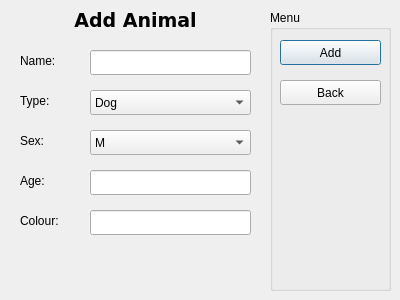
This is addanimal.ui in justinward3/COMP3004Project as Qt 5 draws it before an edit. The edited form follows.
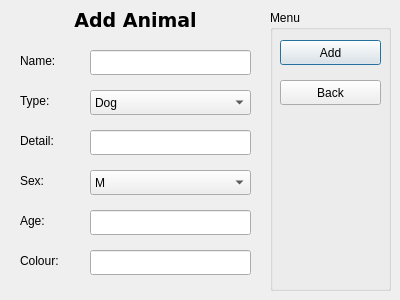
This is the edited form.

Diff of the .ui file:
```diff
--- a/addanimal.ui
+++ b/addanimal.ui
@@ -142,7 +142,7 @@
    <property name="geometry">
     <rect>
      <x>20</x>
-     <y>130</y>
+     <y>170</y>
      <width>64</width>
      <height>21</height>
     </rect>
@@ -155,7 +155,7 @@
    <property name="geometry">
     <rect>
      <x>90</x>
-     <y>130</y>
+     <y>170</y>
      <width>161</width>
      <height>25</height>
     </rect>
@@ -175,7 +175,7 @@
    <property name="geometry">
     <rect>
      <x>20</x>
-     <y>170</y>
+     <y>210</y>
      <width>64</width>
      <height>21</height>
     </rect>
@@ -188,7 +188,7 @@
    <property name="geometry">
     <rect>
      <x>90</x>
-     <y>170</y>
+     <y>210</y>
      <width>161</width>
      <height>25</height>
     </rect>
@@ -198,7 +198,7 @@
    <property name="geometry">
     <rect>
      <x>90</x>
-     <y>210</y>
+     <y>250</y>
      <width>161</width>
      <height>25</height>
     </rect>
@@ -208,7 +208,7 @@
    <property name="geometry">
     <rect>
      <x>20</x>
-     <y>210</y>
+     <y>250</y>
      <width>64</width>
      <height>21</height>
     </rect>
@@ -230,6 +230,29 @@
     <string/>
    </property>
   </widget>
+  <widget class="QLabel" name="label_7">
+   <property name="geometry">
+    <rect>
+     <x>20</x>
+     <y>130</y>
+     <width>64</width>
+     <height>21</height>
+    </rect>
+   </property>
+   <property name="text">
+    <string>Detail:</string>
+   </property>
+  </widget>
+  <widget class="QLineEdit" name="animalDetail">
+   <property name="geometry">
+    <rect>
+     <x>90</x>
+     <y>130</y>
+     <width>161</width>
+     <height>25</height>
+    </rect>
+   </property>
+  </widget>
  </widget>
  <resources/>
  <connections/>
```
